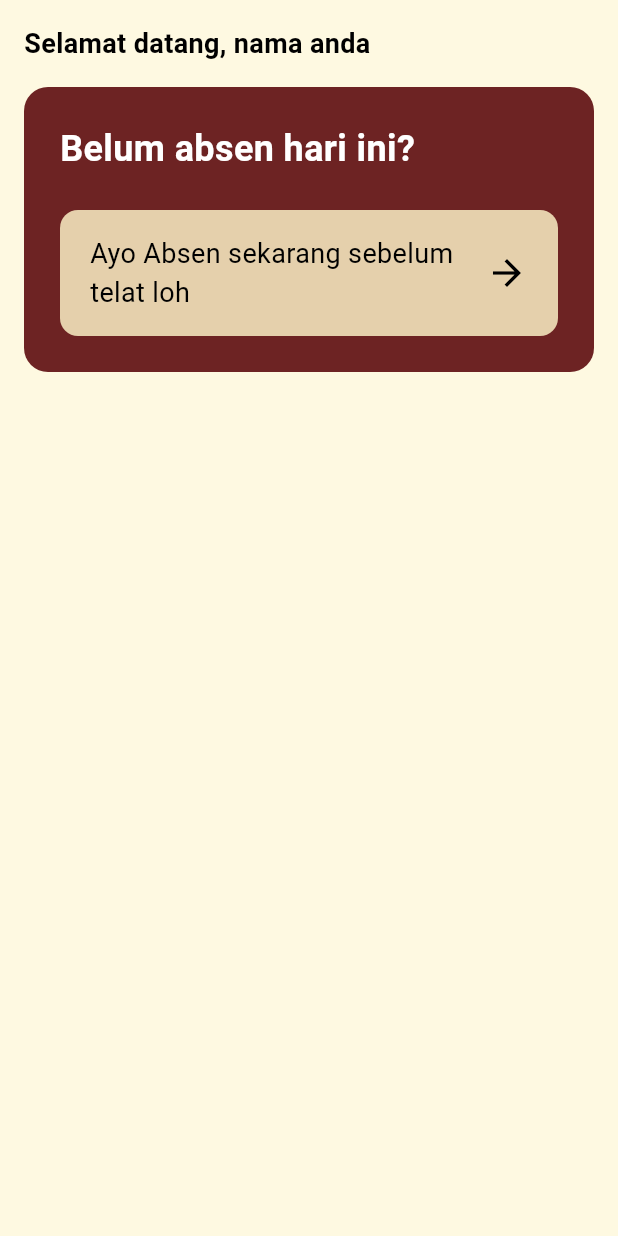
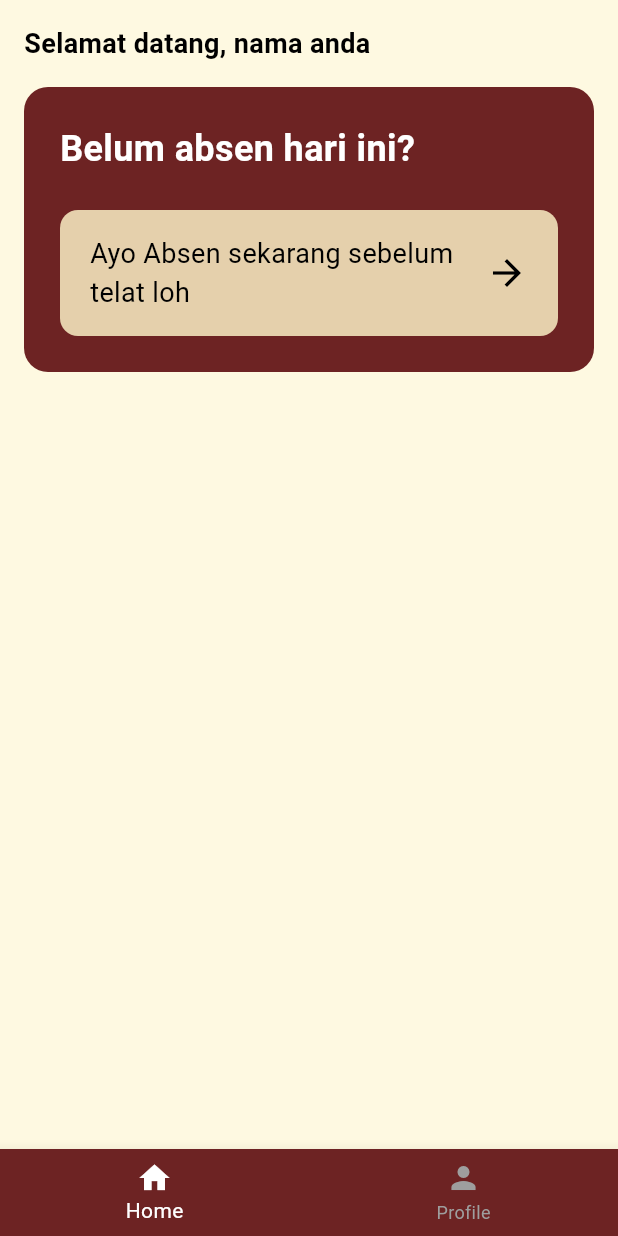
Before and after one commit to Dafxynt/projectfirebase, a Flutter app: the HomeScreen screen opened by its route, on a phone screen of 412 x 824 dp. Run offline on Flutter 3.47's test engine with Material 3 defaults, Android fonts, the phone set to English and light mode, and no system bars; our stand-ins replace cloud_firestore, firebase_auth, firebase_core, firebase_messaging, flutter_local_notifications, get and 2 more; accounts and stored records are empty.

Commit message:
Feat:[PAR] Memperbaiki UI

```diff
--- /dev/null
+++ b/lib/binding/logout_binding.dart
@@ -0,0 +1,11 @@
+import 'package:get/get.dart';
+import '../controllers/logout_controller.dart';
+
+
+
+class LogoutBinding extends Bindings {
+  @override
+  void dependencies() {
+    Get.lazyPut<LogoutController>(() => LogoutController());
+  }
+}
--- a/lib/main.dart
+++ b/lib/main.dart
@@ -3,6 +3,8 @@ import 'package:get/get.dart';
 import 'package:firebase_core/firebase_core.dart';
 import 'package:permission_handler/permission_handler.dart'; // Import permission_handler
 import 'route/route.dart';
+import 'controllers/logout_controller.dart';
+import 'controllers/login_controller.dart';
 import 'service/notifservice.dart'; // Add import for NotificationService
 
 void requestNotificationPermission() async {
@@ -19,7 +21,8 @@ void main() async {
   await NotificationService.getToken(); // Get FCM token
   requestNotificationPermission(); // Request notification permission
   WidgetsFlutterBinding.ensureInitialized(); // Inisialisasi untuk Sqflite
-
+  Get.put(LogoutController());
+  Get.put(LoginController());
   runApp(MyApp());
 }
 
--- a/lib/route/route.dart
+++ b/lib/route/route.dart
@@ -6,6 +6,9 @@ import '../screens/signup_screen.dart';
 import '../screens/welcome_screen.dart';
 import '../binding/signup_binding.dart';
 import '../binding/login_binding.dart';
+import '../screens/profile_screen.dart';
+import '../binding/logout_binding.dart';
+
 
 class AppRoutes {
   static final routes = [
@@ -13,7 +16,7 @@ class AppRoutes {
     GetPage(name: '/login', page: () => LoginScreen(), binding: LoginBinding()),
     GetPage(name: '/home', page: () => HomeScreen()),
     GetPage(name: '/absen', page: () => AbsenScreen()),
-        GetPage(
-        name: '/signup', page: () => SignupScreen(), binding: SignupBinding()),
+    GetPage(name: '/signup', page: () => SignupScreen(), binding: SignupBinding()),
+    GetPage(name: '/profile', page: () => ProfileScreen(), binding: LogoutBinding()), // Menambahkan route untuk ProfileScreen
   ];
 }
--- a/lib/screens/home_screen.dart
+++ b/lib/screens/home_screen.dart
@@ -1,12 +1,51 @@
 import 'package:flutter/material.dart';
 import 'package:flutter_google_signin/widgets/home_widget.dart';
+import 'package:flutter_google_signin/screens/profile_screen.dart'; // Tambah Profile Page
 
-class HomeScreen extends StatelessWidget {
+class HomeScreen extends StatefulWidget {
+  @override
+  _HomeScreenState createState() => _HomeScreenState();
+}
+
+class _HomeScreenState extends State<HomeScreen> {
+  int _selectedIndex = 0;
+
+  final List<Widget> _pages = [
+    HomePage(), // Halaman utama dengan HomeWidget
+    ProfileScreen(), // Halaman Profile
+  ];
+
+  void _onItemTapped(int index) {
+    setState(() {
+      _selectedIndex = index;
+    });
+  }
+
   @override
   Widget build(BuildContext context) {
     return Scaffold(
-      backgroundColor: Color(0xFFFEF9E1),  // Mengubah warna latar belakang
-      body: SafeArea(
+      backgroundColor: Color(0xFFFEF9E1),
+      body: _pages[_selectedIndex],
+      bottomNavigationBar: BottomNavigationBar(
+        currentIndex: _selectedIndex,
+        onTap: _onItemTapped,
+        selectedItemColor: Colors.white,
+        unselectedItemColor: Colors.grey,
+        backgroundColor: Color(0xFF6D2323),
+        items: [
+          BottomNavigationBarItem(icon: Icon(Icons.home), label: 'Home'),
+          BottomNavigationBarItem(icon: Icon(Icons.person), label: 'Profile'),
+        ],
+      ),
+    );
+  }
+}
+
+// Halaman utama dengan HomeWidget
+class HomePage extends StatelessWidget {
+  @override
+  Widget build(BuildContext context) {
+    return SafeArea(
       child: Column(
         crossAxisAlignment: CrossAxisAlignment.start,
         children: [
@@ -27,7 +66,6 @@ class HomeScreen extends StatelessWidget {
           ),
         ],
       ),
-      ),
     );
   }
 }
```
Also changed, not shown: lib/controllers/logout_controller.dart (added, +15 -0 lines), lib/screens/profile_screen.dart (added, +55 -0 lines). Lines whose indentation alone changed are shown as unchanged.
